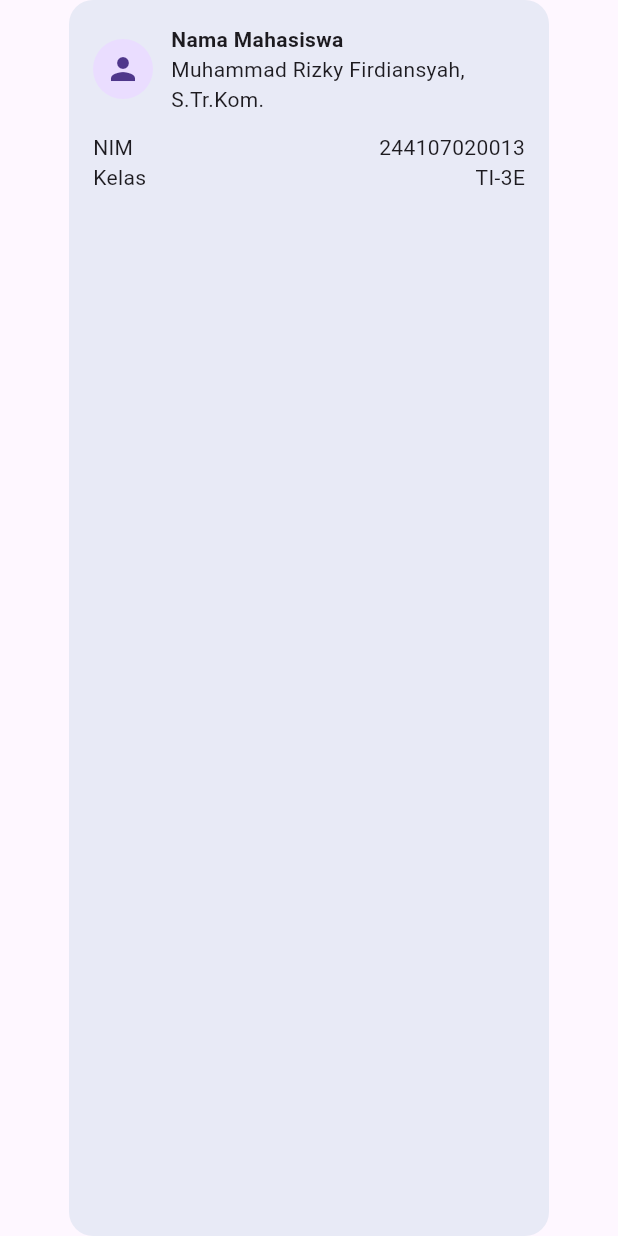
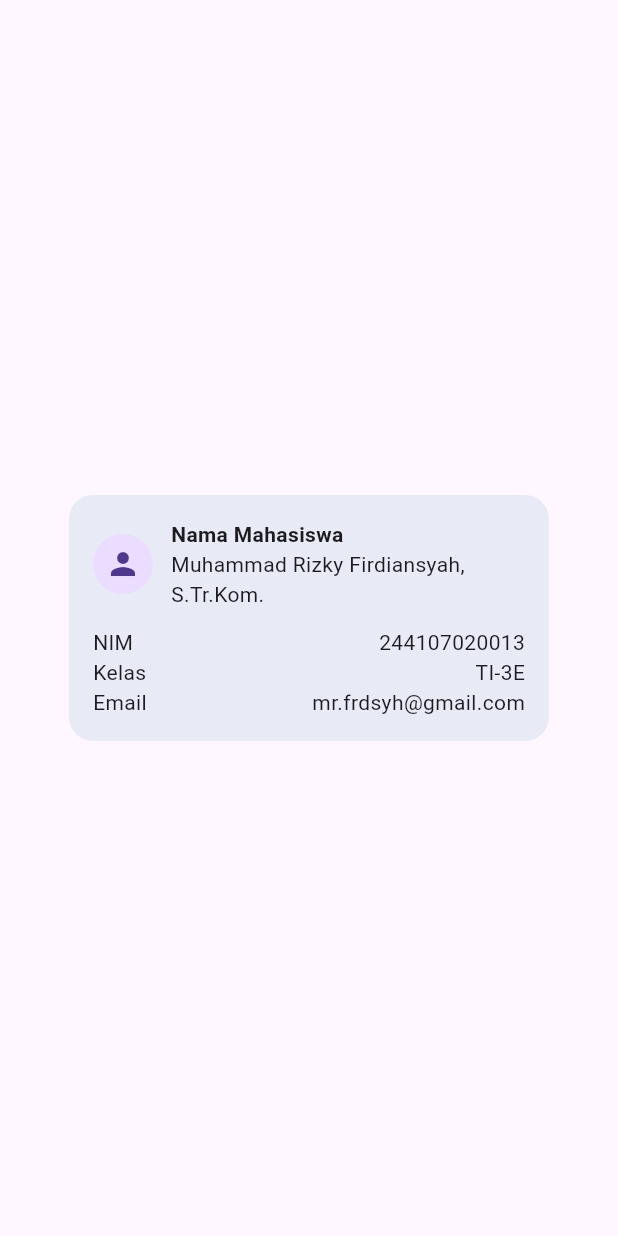
Before and after one commit to RizkyFirdiansyah/244107020013-mobile-course, a Flutter app: the screen it shows after launch, on a phone screen of 412 x 824 dp. Run offline on Flutter 3.47's test engine with Material 3 defaults, Android fonts, the phone set to English and light mode, and no system bars.

Commit message:
feat: menambahkan satu baris data email

```diff
--- a/02-week-2-declarative-ui-responsive-design/lib/main.dart
+++ b/02-week-2-declarative-ui-responsive-design/lib/main.dart
@@ -9,9 +9,7 @@ class ProfileApp extends StatelessWidget {
   Widget build(BuildContext context) {
     return const MaterialApp(
       debugShowCheckedModeBanner: false,
-      home: Scaffold(
-        body: Center(child: ProfileCard()),
-      ),
+      home: Scaffold(body: Center(child: ProfileCard())),
     );
   }
 }
@@ -29,7 +27,7 @@ class ProfileCard extends StatelessWidget {
         borderRadius: BorderRadius.circular(16),
       ),
       child: Column(
-        mainAxisSize: MainAxisSize.max,
+        mainAxisSize: MainAxisSize.min,
         children: [
           Row(
             children: [
@@ -39,8 +37,10 @@ class ProfileCard extends StatelessWidget {
                 child: Column(
                   crossAxisAlignment: CrossAxisAlignment.start,
                   children: const [
-                    Text('Nama Mahasiswa',
-                        style: TextStyle(fontWeight: FontWeight.bold)),
+                    Text(
+                      'Nama Mahasiswa',
+                      style: TextStyle(fontWeight: FontWeight.bold),
+                    ),
                     Text('Muhammad Rizky Firdiansyah, S.Tr.Kom.'),
                   ],
                 ),
@@ -48,14 +48,24 @@ class ProfileCard extends StatelessWidget {
             ],
           ),
           const SizedBox(height: 12),
-          const Row(children: [
-            Expanded(child: Text('NIM')),
-            Text('244107020013'),
-          ]),
-          const Row(children: [
-            Expanded(child: Text('Kelas')),
-            Text('TI-3E'),
-          ]),
+          const Row(
+            children: [
+              Expanded(child: Text('NIM')),
+              Text('244107020013'),
+            ],
+          ),
+          const Row(
+            children: [
+              Expanded(child: Text('Kelas')),
+              Text('TI-3E'),
+            ],
+          ),
+          const Row(
+            children: [
+              Expanded(child: Text('Email')),
+              Text('mr.frdsyh@gmail.com'),
+            ],
+          ),
         ],
       ),
     );
```
